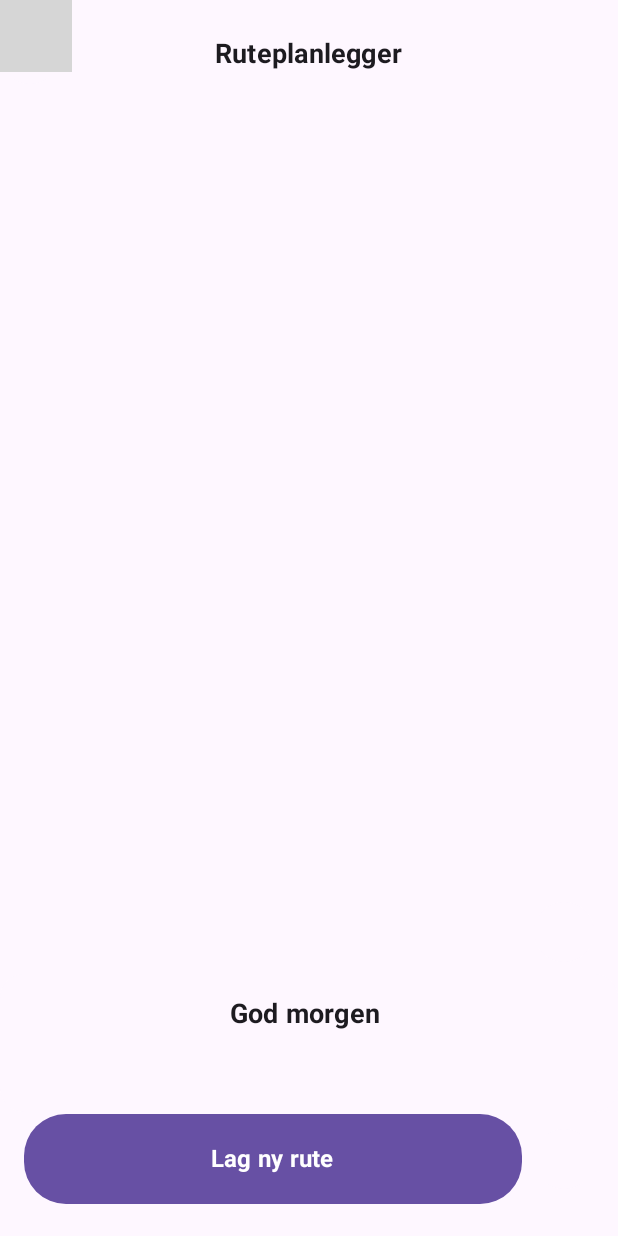
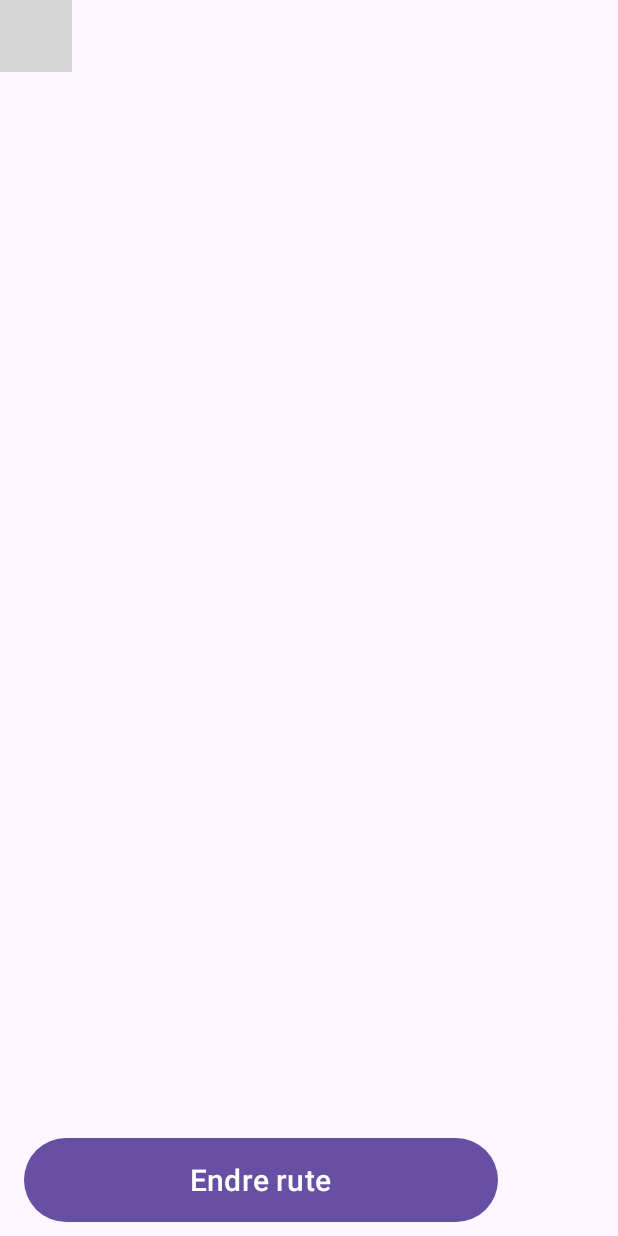
Before and after one commit to victorialangoe/MotoCast, an Android app built with Jetpack Compose: the DynamicScaffoldView screen opened through its navigation route, on a phone screen of 412 x 824 dp. Run offline under Robolectric (Android 15) with nearby library versions, the phone set to English and light mode, and no system bars; our stand-ins replace Dagger/Hilt's generated code, livedata-compose; libraries missing offline, so code that uses them is left out: com.mapbox.common, com.mapbox.geojson, com.mapbox.maps, org.locationtech.jts; 7 statements that could not run were skipped; grey boxes are pictures that could not be loaded.

Commit message:
Updated the ui

```diff
--- a/app/src/main/java/com/example/motocast/AppNavigation.kt
+++ b/app/src/main/java/com/example/motocast/AppNavigation.kt
@@ -4,9 +4,6 @@ import android.content.Context
 import android.location.Location
 import androidx.compose.runtime.Composable
 import androidx.compose.runtime.collectAsState
-import androidx.compose.runtime.mutableStateOf
-import androidx.compose.runtime.remember
-import androidx.compose.runtime.saveable.rememberSaveable
 import androidx.hilt.navigation.compose.hiltViewModel
 import androidx.navigation.compose.NavHost
 import androidx.navigation.compose.composable
@@ -57,6 +54,13 @@ fun AppNavigation(
     val settingsViewModelUiState = settingsViewModel.uiState.collectAsState()
 
 
+    val onLocateUserClick: () -> Unit =
+        {
+            mapViewModel.trackUserOnMap(
+                routeExists = routePlannerViewModel.checkIfAllDestinationsHaveNames(),
+                destinations = routePlannerViewModelUiState.value.destinations,
+            )
+        }
 
     AppTheme(
         darkTheme = settingsViewModelUiState.value.darkMode,
@@ -72,18 +76,8 @@ fun AppNavigation(
                         routePlannerViewModel.clear()
                         navController.navigate("route_planner")
                     },
-                    onLocateUserClick = {
-                        mapViewModel.trackUserOnMap(
-                            routeExists = routePlannerViewModelUiState.value.destinations.isNotEmpty(),
-                            destinations = routePlannerViewModelUiState.value.destinations,
-                            track = true
-                        )
-                    },
-                    onEditRouteClick = {
-                        navController.navigate("route_planner")
+                    onLocateUserClick =onLocateUserClick,
 
-                    },
-                    routeExists = routePlannerViewModel.checkIfSomeDestinationsHaveNames(),
                     isTrackUserActive = mapLocationViewModelUiState.value.trackUserOnMap,
                     mapView = {
 
@@ -98,7 +92,6 @@ fun AppNavigation(
                                 mapViewModel.loadMapView()
                             },
                             geoJsonData = routePlannerViewModelUiState.value.geoJsonData,
-                            bottomOffset = mapLocationViewModelUiState.value.mapBottomOffset,
                             waypoints = routePlannerViewModelUiState.value.waypoints,
                             context = context,
                         )
@@ -111,17 +104,14 @@ fun AppNavigation(
             composable("route_screen") {
                 DynamicScaffoldView(
                     context = context,
-                    destinations = routePlannerViewModelUiState.value.destinations,
                     isTrackUserActive = mapLocationViewModelUiState.value.trackUserOnMap,
-                    weatherViewModel = weatherViewModel,
-                    mapViewModel = mapViewModel,
                     routePlannerViewModel = routePlannerViewModel,
                     navigateToSettings = { navController.navigate("settings_screen") },
                     onNavigateToScreen = { navController.navigate("route_planner") },
                     isRouteLoading = routePlannerViewModelUiState.value.isLoading,
                     duration = routePlannerViewModelUiState.value.durationAsString,
                     waypoints = routePlannerViewModelUiState.value.waypoints,
-                    userName = settingsViewModelUiState.value.userName,
+                    onLocateUserClick = onLocateUserClick,
                     content = {
                         MapView(
                             mapView = mapLocationViewModelUiState.value.mapView,
@@ -134,7 +124,6 @@ fun AppNavigation(
                                 mapViewModel.loadMapView()
                             },
                             geoJsonData = routePlannerViewModelUiState.value.geoJsonData,
-                            bottomOffset = mapLocationViewModelUiState.value.mapBottomOffset,
                             waypoints = routePlannerViewModelUiState.value.waypoints,
                             context = context,
                         )
--- a/app/src/main/java/com/example/motocast/ui/home/HomeView.kt
+++ b/app/src/main/java/com/example/motocast/ui/home/HomeView.kt
@@ -1,22 +1,16 @@
 package com.example.motocast.ui.home
 
 import android.content.Context
-import androidx.compose.foundation.background
 import androidx.compose.foundation.layout.*
-import androidx.compose.material3.MaterialTheme
 import androidx.compose.runtime.Composable
 import androidx.compose.ui.Alignment
 import androidx.compose.ui.Modifier
-import androidx.compose.ui.draw.clip
 import androidx.compose.ui.res.stringResource
 import androidx.compose.ui.unit.dp
 import com.example.motocast.R
-import com.example.motocast.ui.view.dynamic_scaffold.TransparentTopBar
-import com.example.motocast.ui.view.route_planner.buttons.RouteAndSettingsRow
-import com.example.motocast.ui.view.settings.ChooseScreenMode
-import com.example.motocast.ui.view.settings.ChooseUserName
+import com.example.motocast.ui.view.utils.components.TransparentTopBar
 import com.example.motocast.ui.view.utils.buttons.BasicButton
-import com.example.motocast.ui.view.utils.components.Header
+import com.example.motocast.ui.view.utils.buttons.ButtonSize
 import com.example.motocast.ui.viewmodel.current_weather.CurrentWeatherViewModel
 
 @Composable
@@ -26,8 +20,6 @@ fun HomeView(
     settingsNavigateTo: () -> Unit,
     onCreateNewRouteClick: () -> Unit,
     onLocateUserClick: () -> Unit,
-    onEditRouteClick: () -> Unit,
-    routeExists: Boolean,
     isTrackUserActive: Boolean,
     mapView: @Composable () -> Unit,
 ) {
@@ -47,22 +39,16 @@ fun HomeView(
                 weatherViewModel = weatherViewModel,
                 onLocateUserClick = onLocateUserClick,
                 isTrackUserActive = isTrackUserActive,
+                onSettingsClick = settingsNavigateTo,
             )
 
             Spacer(modifier = Modifier.height(16.dp))
 
-            if(routeExists){
-                BasicButton(
-                    text = stringResource(id = R.string.edit_route),
-                    onClick = onEditRouteClick,
-                )
-                Spacer(modifier = Modifier.height(16.dp))
-            }
-
-            RouteAndSettingsRow(
-                onButtonClick = onCreateNewRouteClick,
-                settingsNavigateTo = settingsNavigateTo,
-                buttonText = stringResource(id = R.string.make_new_route),
+            BasicButton(
+                modifier = Modifier.fillMaxWidth(),
+                onClick = { onCreateNewRouteClick() },
+                buttonSize = ButtonSize.Large,
+                text = stringResource(id = R.string.make_new_route),
             )
         }
     }
--- a/app/src/main/java/com/example/motocast/ui/view/dynamic_scaffold/DynamicScaffoldView.kt
+++ b/app/src/main/java/com/example/motocast/ui/view/dynamic_scaffold/DynamicScaffoldView.kt
@@ -3,6 +3,8 @@ package com.example.motocast.ui.view.dynamic_scaffold
 import android.content.Context
 import androidx.compose.foundation.background
 import androidx.compose.foundation.layout.*
+import androidx.compose.foundation.shape.CornerSize
+import androidx.compose.foundation.shape.RoundedCornerShape
 import androidx.compose.material.BottomSheetScaffold
 import androidx.compose.material.Divider
 import androidx.compose.material.ExperimentalMaterialApi
@@ -11,6 +13,7 @@ import androidx.compose.material3.MaterialTheme
 import androidx.compose.runtime.Composable
 import androidx.compose.runtime.LaunchedEffect
 import androidx.compose.runtime.rememberCoroutineScope
+import androidx.compose.ui.Alignment
 import androidx.compose.ui.Modifier
 import androidx.compose.ui.draw.clip
 import androidx.compose.ui.graphics.Color
@@ -19,10 +22,8 @@ import androidx.compose.ui.unit.dp
 import com.example.motocast.R
 import com.example.motocast.ui.view.dynamic_scaffold.scaffoldContent.DynamicScaffoldContentColum
 import com.example.motocast.ui.view.route_planner.buttons.RouteAndSettingsRow
+import com.example.motocast.ui.view.utils.buttons.LocateUserButton
 import com.example.motocast.ui.view.utils.components.Header
-import com.example.motocast.ui.viewmodel.current_weather.CurrentWeatherViewModel
-import com.example.motocast.ui.viewmodel.map.MapViewModel
-import com.example.motocast.ui.viewmodel.route_planner.Destination
 import com.example.motocast.ui.viewmodel.route_planner.RoutePlannerViewModel
 import com.example.motocast.ui.viewmodel.route_planner.RouteWithWaypoint
 import kotlinx.coroutines.launch
@@ -31,14 +32,11 @@ import kotlinx.coroutines.launch
 @Composable
 fun DynamicScaffoldView(
     context: Context,
-    destinations: List<Destination>,
     waypoints: List<RouteWithWaypoint>,
     isTrackUserActive: Boolean,
     isRouteLoading: Boolean,
-    weatherViewModel: CurrentWeatherViewModel,
     routePlannerViewModel: RoutePlannerViewModel,
-    userName: String,
-    mapViewModel: MapViewModel,
+    onLocateUserClick: () -> Unit,
     popBackStack: () -> Unit,
     duration: String,
     content: @Composable () -> Unit,
@@ -49,8 +47,8 @@ fun DynamicScaffoldView(
     val scaffoldState = rememberBottomSheetScaffoldState()
     val coroutineScope = rememberCoroutineScope()
     val routeExists = routePlannerViewModel.checkIfAllDestinationsHaveNames()
-    val maxHeight = if (routeExists) 800.dp else 140.dp
-    val minHeight = if (routeExists) 117.dp else 140.dp
+    val maxHeight = if (routeExists) 700.dp else 140.dp
+    val minHeight = if (routeExists) 140.dp else 140.dp
     val cornerShape = MaterialTheme.shapes.large
 
     LaunchedEffect(routeExists) {
@@ -59,7 +57,7 @@ fun DynamicScaffoldView(
         }
     }
 
-    Column {
+    Column{
         BottomSheetScaffold(
             modifier = Modifier
                 .background(color = Color.Red)
@@ -74,28 +72,25 @@ fun DynamicScaffoldView(
                 Column(
                     modifier = Modifier
                         .fillMaxWidth()
-                        .heightIn(min = minHeight, max = maxHeight)
-                        .clip(cornerShape),
-                    verticalArrangement = Arrangement.spacedBy(8.dp)
+                        .heightIn(min = minHeight, max = maxHeight),
+                    verticalArrangement = Arrangement.spacedBy(8.dp),
+
                 ) {
 
-                    TransparentTopBar(
-                        modifier = Modifier.padding(horizontal = 16.dp),
-                        context = context,
-                        weatherViewModel = weatherViewModel,
-                        onLocateUserClick = {
-
-                            mapViewModel.trackUserOnMap(
-                                routeExists = routeExists,
-                                destinations = destinations
-                            )
-                        },
-                        isTrackUserActive = isTrackUserActive
-                    )
-
+                    Column(
+                        modifier = Modifier
+                            .fillMaxWidth()
+                            .padding(horizontal = 16.dp),
+                        // align to the right
+                        horizontalAlignment = Alignment.End
+                    ) {
+                        LocateUserButton(active = isTrackUserActive) {
+                            onLocateUserClick()
+                        }
+                    }
                     DynamicScaffoldContentColum(
                         modifier = Modifier
-                            .clip(cornerShape)
+                            .clip(cornerShape.copy(bottomEnd = CornerSize(0.dp), bottomStart = CornerSize(0.dp)))
                             .background(color = MaterialTheme.colorScheme.background)
                             .fillMaxSize()
                             .padding(16.dp),
@@ -106,7 +101,6 @@ fun DynamicScaffoldView(
                         duration = duration,
                         waypoints = waypoints,
                         context = context,
-                        userName = userName,
                         showScroll = routeExists,
                     )
 
@@ -122,9 +116,8 @@ fun DynamicScaffoldView(
                     // Little header at the top with a back button
                     Header(
                         modifier = Modifier
-                            .padding(top = 16.dp),
+                            .padding(16.dp),
                         onClick = { popBackStack() },
-                        text = stringResource(R.string.route_planner)
                     )
                 }
             }
@@ -138,10 +131,10 @@ fun DynamicScaffoldView(
         ) {
             Divider(color = MaterialTheme.colorScheme.surface)
 
+            Spacer(modifier = Modifier.height(16.dp))
+
             RouteAndSettingsRow(
-                buttonText = if (routeExists) stringResource(R.string.edit_route) else stringResource(
-                    R.string.make_new_route
-                ),
+                buttonText = stringResource(R.string.edit_route),
                 onButtonClick = onNavigateToScreen,
                 settingsNavigateTo = navigateToSettings,
             )
--- a/app/src/main/java/com/example/motocast/ui/view/dynamic_scaffold/scaffoldContent/DynamicScaffoldContentColum.kt
+++ b/app/src/main/java/com/example/motocast/ui/view/dynamic_scaffold/scaffoldContent/DynamicScaffoldContentColum.kt
@@ -20,7 +20,6 @@ fun DynamicScaffoldContentColum(
     showRoute: Boolean,
     date: String,
     time: String,
-    userName: String,
     duration: String,
     waypoints: List<RouteWithWaypoint>,
     context: Context
@@ -28,15 +27,8 @@ fun DynamicScaffoldContentColum(
 
     Column(
         modifier = modifier
-            .fillMaxHeight()
-            .clip(
-                shape = RoundedCornerShape(
-                    18.dp,
-                    18.dp,
-                    0.dp,
-                    0.dp
-                )
-            ),
+            .fillMaxHeight(),
+
         horizontalAlignment = Alignment.CenterHorizontally,
 
         ) {
@@ -61,9 +53,5 @@ fun DynamicScaffoldContentColum(
             waypoints = waypoints,
             context = context,
         )
-        else
-            HomeScaffoldContent(
-                userName = userName,
-            )
     }
 }
--- a/app/src/main/java/com/example/motocast/ui/view/map/MapViewContent.kt
+++ b/app/src/main/java/com/example/motocast/ui/view/map/MapViewContent.kt
@@ -12,7 +12,6 @@ import com.mapbox.maps.MapView
 @Composable
 fun MapViewContent(
     mapView: MapView,
-    bottomOffset: Int = 0,
 ) {
     ConstraintLayout(modifier = Modifier.fillMaxSize()) {
         val mapboxMap = createRef()
@@ -25,7 +24,6 @@ fun MapViewContent(
                 start.linkTo(parent.start)
                 end.linkTo(parent.end)
                 }
-                .padding(bottom = bottomOffset.dp)
         )
     }
 }
--- a/app/src/main/java/com/example/motocast/ui/view/route_planner/buttons/DateAndTimeButton.kt
+++ b/app/src/main/java/com/example/motocast/ui/view/route_planner/buttons/DateAndTimeButton.kt
@@ -43,13 +43,12 @@ fun DateAndTimeButton(
             Icon(
                 painter = painterResource(id = icon),
                 contentDescription = iconDescription,
-                modifier = Modifier.size(14.dp),
+                modifier = Modifier.size(16.dp),
                 tint = Orange300,
             )
             Spacer(modifier = Modifier.width(8.dp))
             Text(
-                fontSize = 14.sp,
-                style = MaterialTheme.typography.bodySmall,
+                style = MaterialTheme.typography.bodyMedium,
                 text = label,
                 color = Orange500,
             )
--- a/app/src/main/java/com/example/motocast/ui/view/utils/buttons/BasicButton.kt
+++ b/app/src/main/java/com/example/motocast/ui/view/utils/buttons/BasicButton.kt
@@ -76,7 +76,7 @@ fun BasicButton(
 
     val buttonHeight: Dp = when (buttonSize) {
         ButtonSize.Small -> 40.dp
-        ButtonSize.Medium -> 60.dp
+        ButtonSize.Medium -> 56.dp
         ButtonSize.Large -> 70.dp
     }
 
@@ -96,8 +96,8 @@ fun BasicButton(
     }
 
     val contentPadding: PaddingValues = when (buttonSize) {
-        ButtonSize.Small -> PaddingValues(2.dp)
-        ButtonSize.Medium -> PaddingValues(4.dp)
+        ButtonSize.Small -> PaddingValues(4.dp)
+        ButtonSize.Medium -> PaddingValues(6.dp)
         ButtonSize.Large -> PaddingValues(8.dp)
     }
 
--- a/app/src/main/java/com/example/motocast/ui/view/utils/buttons/LocateUserButton.kt
+++ b/app/src/main/java/com/example/motocast/ui/view/utils/buttons/LocateUserButton.kt
@@ -13,7 +13,7 @@ import com.example.motocast.R
 fun LocateUserButton(
     modifier: Modifier = Modifier,
     active: Boolean,
-    buttonSize: ButtonSize = ButtonSize.Small,
+    buttonSize: ButtonSize = ButtonSize.Medium,
     buttonType: ButtonType = ButtonType.White,
     onClick: () -> Unit,
 ) {
--- a/app/src/main/java/com/example/motocast/ui/view/utils/buttons/SettingsButton.kt
+++ b/app/src/main/java/com/example/motocast/ui/view/utils/buttons/SettingsButton.kt
@@ -12,6 +12,8 @@ import com.example.motocast.R
 @Composable
 fun SettingsButton(
     modifier: Modifier = Modifier,
+    buttonSize: ButtonSize = ButtonSize.Medium,
+    buttonType: ButtonType = ButtonType.Transparent,
     onClick: () -> Unit,
 ) {
     BasicButton(
@@ -25,7 +27,7 @@ fun SettingsButton(
         },
         onClick = onClick,
         circle = true,
-        buttonSize = ButtonSize.Small,
-        buttonType = ButtonType.Transparent,
+        buttonSize = buttonSize,
+        buttonType = buttonType,
     )
 }
--- a/app/src/main/java/com/example/motocast/ui/view/utils/components/Header.kt
+++ b/app/src/main/java/com/example/motocast/ui/view/utils/components/Header.kt
@@ -15,7 +15,7 @@ import com.example.motocast.ui.view.utils.buttons.BackButton
 fun Header(
     modifier: Modifier = Modifier,
     onClick: () -> Unit,
-    text: String?,
+    text: String? = null
 ) {
     Row(
         modifier = modifier,
--- a/app/src/main/java/com/example/motocast/ui/view/utils/components/TransparentTopBar.kt
+++ b/app/src/main/java/com/example/motocast/ui/view/utils/components/TransparentTopBar.kt
@@ -1,16 +1,19 @@
-package com.example.motocast.ui.view.dynamic_scaffold
+package com.example.motocast.ui.view.utils.components
 
 import android.content.Context
-import androidx.compose.foundation.layout.Row
-import androidx.compose.foundation.layout.Spacer
-import androidx.compose.foundation.layout.fillMaxWidth
+import androidx.compose.foundation.background
+import androidx.compose.foundation.layout.*
+import androidx.compose.material3.MaterialTheme
 import androidx.compose.runtime.Composable
 import androidx.compose.runtime.collectAsState
 import androidx.compose.ui.Alignment
 import androidx.compose.ui.Modifier
+import androidx.compose.ui.draw.clip
+import androidx.compose.ui.unit.dp
 import com.example.motocast.ui.view.utils.badges.CurrentWeatherBadge
 import com.example.motocast.ui.viewmodel.current_weather.CurrentWeatherViewModel
 import com.example.motocast.ui.view.utils.buttons.LocateUserButton
+import com.example.motocast.ui.view.utils.buttons.SettingsButton
 
 @Composable
 fun TransparentTopBar(
@@ -18,24 +21,43 @@ fun TransparentTopBar(
     context: Context,
     weatherViewModel: CurrentWeatherViewModel,
     onLocateUserClick: () -> Unit,
+    onSettingsClick: () -> Unit,
     isTrackUserActive: Boolean,
 ) {
     val weatherUiState = weatherViewModel.uiState.collectAsState()
     Row(
         modifier = modifier
             .fillMaxWidth(),
-        verticalAlignment = Alignment.CenterVertically
+        verticalAlignment = Alignment.Bottom
     ) {
 
         if (weatherUiState.value.temperature != null && weatherUiState.value.symbolCode != null) {
+            Box(modifier = Modifier
+                .height(56.dp)
+            ) {
                 CurrentWeatherBadge(
                     context = context,
                     temperature =  weatherUiState.value.temperature!!.toInt(),
                     iconSymbol = weatherUiState.value.symbolCode!!
                 )
             }
+        }
 
         Spacer(modifier = Modifier.weight(1f))
+        Column(
+            modifier = Modifier
+                // round corners
+                .clip(MaterialTheme.shapes.extraLarge)
+                .background(color = MaterialTheme.colorScheme.surface),
+            horizontalAlignment = Alignment.End
+        ) {
             LocateUserButton(active = isTrackUserActive) { onLocateUserClick() }
+            Box(modifier = Modifier
+                .height(1.dp)
+                .background(color = MaterialTheme.colorScheme.onSurface.copy(alpha = 0.12f))
+            )
+
+            SettingsButton { onSettingsClick() }
         }
     }
+}
--- a/app/src/main/java/com/example/motocast/ui/viewmodel/current_weather/CurrentWeatherViewModel.kt
+++ b/app/src/main/java/com/example/motocast/ui/viewmodel/current_weather/CurrentWeatherViewModel.kt
@@ -20,21 +20,38 @@ class CurrentWeatherViewModel @Inject constructor(
 
     private val _uiState = MutableStateFlow(WeatherUiState())
     val uiState: StateFlow<WeatherUiState> = _uiState.asStateFlow()
-    private var job: Job? = null
+    private var fetchNowCastDataJob: Job? = null
 
+    init {
+        startFetchingNowCastData()
+    }
 
     fun startFetchingNowCastData() {
-
+        if (fetchNowCastDataJob == null || fetchNowCastDataJob?.isCancelled == true) {
+            fetchNowCastDataJob = fetchNowCastDataEvery5min()
+        }
     }
 
     fun stopFetchingNowCastData() {
+        fetchNowCastDataJob?.cancel()
     }
 
-    private fun fetchNowCastDataEvery5min() {
-        CoroutineScope(Dispatchers.IO).launch {
+    private fun fetchNowCastDataEvery5min(): Job {
+        return CoroutineScope(Dispatchers.IO).launch {
             while (true) {
-                val location = locationUseCase.getCurrentLocation()
+                var location = locationUseCase.getCurrentLocation()
                 Log.d("CurrentWeatherViewModel", "Location: $location")
+
+
+                // Retry fetching the location 10 times if it's null
+                var retries = 0
+                while (location == null && retries < 10) {
+                    delay(1000) // 1 second
+                    location = locationUseCase.getCurrentLocation()
+                    retries++
+                    Log.d("CurrentWeatherViewModel", "Retry $retries: Location: $location")
+                }
+
                 var weatherData: WeatherUiState? = null
                 if (location != null) {
                     weatherData = fetchNowCastDataUseCase(location.latitude, location.longitude)
--- a/app/src/main/java/com/example/motocast/ui/viewmodel/route_planner/RoutePlannerViewModel.kt
+++ b/app/src/main/java/com/example/motocast/ui/viewmodel/route_planner/RoutePlannerViewModel.kt
@@ -367,7 +367,7 @@ class RoutePlannerViewModel @Inject constructor(
                     val legs = response.routes[0].legs
                     val duration = response.routes[0].duration
                     _uiState.value = _uiState.value.copy(
-                        durationAsString = getDurationAsString(duration.toLong())
+                        durationAsString = "Ruten varer i " + getDurationAsString(duration.toLong())
                     )
 
                     addWaypointsToUiState(
--- a/app/src/main/res/values/strings.xml
+++ b/app/src/main/res/values/strings.xml
@@ -3,7 +3,7 @@
     <string name="title_activity_locate_user_badge">MotoCast</string>
     <string name="mapbox_access_token">pk.eyJ1IjoiZXNwZW5vcmUiLCJhIjoiY2xmdzl0cnk4MDRpaDNudGFsbnZ4dGJyNyJ9.WPjnzuOjeSWUyHebgEe9bw</string>
     <string name="edit_route">Endre rute</string>
-    <string name="make_new_route">Lag ny rute</string>
+    <string name="make_new_route">Lag en ny rute</string>
     <string name="calendar_icon">Kalender ikon</string>
     <string name="clock_icon">Klokke ikon</string>
     <string name="good_morning">God morgen</string>
```
Also changed, not shown: app/src/main/java/com/example/motocast/theme/Type.kt (+4 -4 lines), app/src/main/java/com/example/motocast/ui/view/dynamic_scaffold/cards/DisplayWeather.kt (+11 -5 lines), app/src/main/java/com/example/motocast/ui/view/dynamic_scaffold/scaffoldContent/RouteScaffoldContent.kt (+3 -17 lines), app/src/main/java/com/example/motocast/ui/view/map/MapView.kt (+3 -4 lines), app/src/main/java/com/example/motocast/ui/view/map/WeatherCard.kt (+5 -4 lines), app/src/main/java/com/example/motocast/ui/viewmodel/map/MapViewModel.kt (+24 -3 lines). Lines whose indentation alone changed are shown as unchanged.
